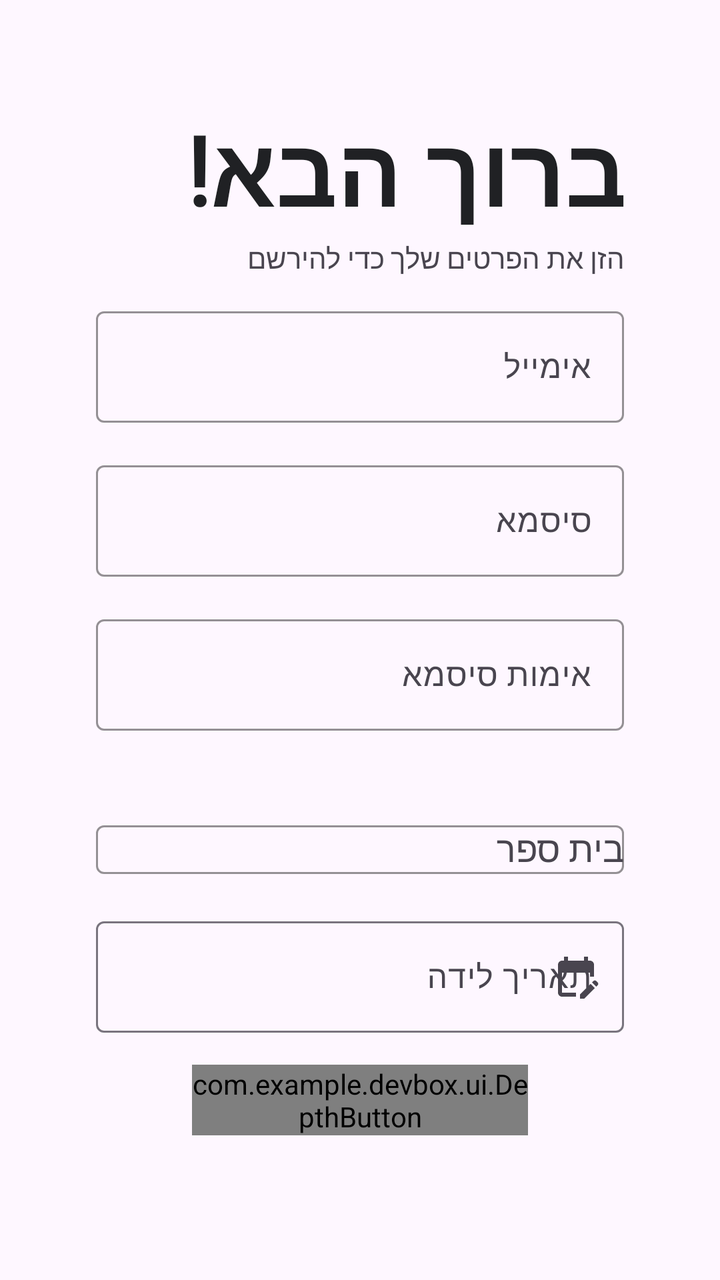
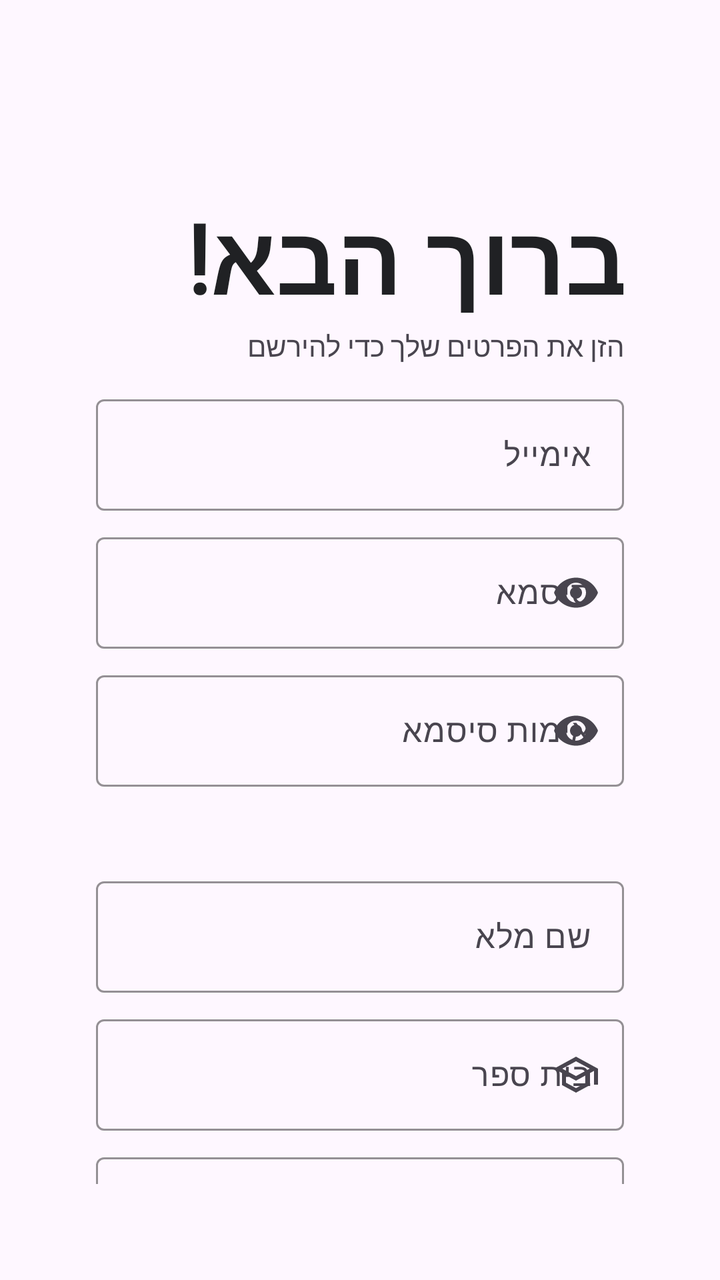

The first picture is an Android layout as it rendered before a commit; the second is the same layout after the commit. The layout source and the unified diff follow.
<!-- AndroidManifest.xml: application theme Theme.Devbox -->
<!-- res/layout/activity_register.xml -->
<?xml version="1.0" encoding="utf-8"?>
<androidx.constraintlayout.widget.ConstraintLayout xmlns:android="http://schemas.android.com/apk/res/android"
    xmlns:app="http://schemas.android.com/apk/res-auto"
    xmlns:tools="http://schemas.android.com/tools"
    android:id="@+id/main"
    android:layout_width="match_parent"
    android:layout_height="match_parent"
    android:padding="48dp"
    tools:context=".MainActivity">

    <TextView
        android:id="@+id/tvTitle"
        android:layout_width="0dp"
        android:layout_height="wrap_content"
        android:layout_marginTop="4dp"
        android:fontFamily="@font/reisinger_michal"
        android:gravity="start"
        android:text="ברוך הבא!"
        android:textSize="48sp"
        android:textStyle="bold"
        android:textAlignment="textStart"
        android:textColor="@color/gray_900"
        app:layout_constraintEnd_toEndOf="parent"
        app:layout_constraintStart_toStartOf="parent"
        app:layout_constraintTop_toTopOf="parent"
        />

    <TextView
        android:id="@+id/tvInfo"
        android:layout_width="0dp"
        android:layout_height="wrap_content"
        android:layout_marginTop="2dp"
        android:text="הזן את הפרטים שלך כדי להירשם"
        android:fontFamily="@font/google_sans"
        android:textAlignment="textStart"
        app:layout_constraintEnd_toEndOf="parent"
        app:layout_constraintStart_toStartOf="parent"
        app:layout_constraintTop_toBottomOf="@+id/tvTitle" />

    <com.google.android.material.textfield.TextInputLayout
        android:id="@+id/etEmail"
        android:layout_width="0dp"
        android:layout_height="wrap_content"
        android:layout_marginTop="12dp"
        android:minHeight="48dp"
        app:boxStrokeColor="@color/blue_500"
        app:layout_constraintEnd_toEndOf="parent"
        app:layout_constraintStart_toStartOf="parent"
        app:hintEnabled="true"
        android:hint="אימייל"
        app:hintTextColor="@color/gray_900"
        app:layout_constraintTop_toBottomOf="@+id/tvInfo">
        <com.google.android.material.textfield.TextInputEditText
            android:layout_width="match_parent"
            android:layout_height="wrap_content"
            />
    </com.google.android.material.textfield.TextInputLayout>

    <com.google.android.material.textfield.TextInputLayout
        android:id="@+id/etPassword"
        android:layout_width="0dp"
        android:layout_height="wrap_content"
        android:layout_marginTop="16dp"
        android:minHeight="48dp"
        app:boxStrokeColor="@color/blue_500"
        app:layout_constraintEnd_toEndOf="parent"
        app:layout_constraintStart_toStartOf="parent"
        app:hintEnabled="true"
        android:hint="סיסמא"
        app:hintTextColor="@color/gray_900"
        app:layout_constraintTop_toBottomOf="@+id/etEmail">
        <com.google.android.material.textfield.TextInputEditText
            android:layout_width="match_parent"
            android:layout_height="wrap_content"
            />
    </com.google.android.material.textfield.TextInputLayout>

    <com.google.android.material.textfield.TextInputLayout
        android:id="@+id/etPasswordVal"
        android:layout_width="0dp"
        android:layout_height="wrap_content"
        android:layout_marginTop="16dp"
        android:minHeight="48dp"
        app:boxStrokeColor="@color/blue_500"
        app:layout_constraintEnd_toEndOf="parent"
        app:layout_constraintStart_toStartOf="parent"
        app:hintEnabled="true"
        android:hint="אימות סיסמא"
        app:hintTextColor="@color/gray_900"
        app:layout_constraintTop_toBottomOf="@+id/etPassword">
        <com.google.android.material.textfield.TextInputEditText
            android:layout_width="match_parent"
            android:layout_height="wrap_content"
            />
    </com.google.android.material.textfield.TextInputLayout>
    <com.google.android.material.textfield.TextInputLayout
        android:id="@+id/etSchool"
        android:layout_width="0dp"
        android:layout_height="wrap_content"
        android:layout_marginTop="42dp"
        android:minHeight="48dp"
        app:boxStrokeColor="@color/blue_500"
        app:layout_constraintEnd_toEndOf="parent"
        app:layout_constraintStart_toStartOf="parent"
        app:hintEnabled="true"
        android:hint="בית ספר"

        app:hintTextColor="@color/gray_900"
        app:layout_constraintTop_toBottomOf="@+id/etPasswordVal">
        <com.google.android.material.textfield.MaterialAutoCompleteTextView
            android:layout_width="match_parent"
            android:layout_height="wrap_content"
            app:simpleItems="@array/tempSchools"/>
    </com.google.android.material.textfield.TextInputLayout>

    <com.google.android.material.textfield.TextInputLayout
        android:id="@+id/datePickerLayout"
        android:layout_width="match_parent"
        android:layout_height="wrap_content"
        android:hint="תאריך לידה"
        app:endIconDrawable="@drawable/ic_calendar_24"
        app:endIconMode="custom"
        app:layout_constraintEnd_toEndOf="parent"
        app:layout_constraintStart_toStartOf="parent"
        app:layout_constraintTop_toBottomOf="@+id/etSchool">

        <com.google.android.material.textfield.TextInputEditText
            android:id="@+id/etdatePicker"
            android:layout_width="match_parent"
            android:layout_height="wrap_content"
            android:clickable="true"
            android:cursorVisible="false"
            android:focusable="false" />

    </com.google.android.material.textfield.TextInputLayout>


    <com.example.devbox.ui.DepthButton
        android:id="@+id/btnSignup"
        android:layout_width="0dp"
        android:layout_height="wrap_content"
        android:layout_marginHorizontal="48dp"
        android:fontFamily="@font/google_sans"
        android:text="הירשם"
        android:textColor="@color/gray_900"
        android:textSize="18sp"
        android:textStyle="bold"
        app:db_cornerRadius="14dp"
        app:db_depth="6dp"
        app:db_faceColor="@color/white_1000"
        app:db_shadowColor="@color/blue_500"
        app:db_strokeColor="@color/blue_500"
        app:db_strokeWidth="2dp"
        android:layout_marginTop="16dp"
        app:layout_constraintEnd_toEndOf="parent"
        app:layout_constraintStart_toStartOf="parent"
        app:layout_constraintTop_toBottomOf="@+id/datePickerLayout" />

</androidx.constraintlayout.widget.ConstraintLayout>
<!-- resources referenced by this layout -->
<resources>
  <string-array name="tempSchools">
          <item>אורט חקלאי פרדס חנה</item>
          <item>אורט שחר פרדס חנה</item>
          <item>אורט יצחק נבון חדרה</item>
          <item>מבואות עירון</item>
      </string-array>
  <color name="blue_500">#5383EC</color>
  <color name="gray_900">#202124</color>
  <color name="white_1000">#FFFFFFFF</color>
  <!-- drawable ic_calendar_24 (drawable) -->
  <vector xmlns:android="http://schemas.android.com/apk/res/android" android:height="24dp" android:tint="#202124" android:viewportHeight="24" android:viewportWidth="24" android:width="24dp">
        
      <path android:fillColor="@android:color/white" android:pathData="M12,22H5c-1.11,0 -2,-0.9 -2,-2L3.01,6c0,-1.1 0.88,-2 1.99,-2h1V2h2v2h8V2h2v2h1c1.1,0 2,0.9 2,2v6h-2v-2H5v10h7V22zM22.13,16.99l0.71,-0.71c0.39,-0.39 0.39,-1.02 0,-1.41l-0.71,-0.71c-0.39,-0.39 -1.02,-0.39 -1.41,0l-0.71,0.71L22.13,16.99zM21.42,17.7l-5.3,5.3H14v-2.12l5.3,-5.3L21.42,17.7z"/>
      
  </vector>
  <style name="Theme.Devbox" parent="Base.Theme.Devbox" />
  <style name="Base.Theme.Devbox" parent="Theme.Material3.DayNight.NoActionBar">
          
          
      </style>
</resources>

<!-- the commit's change to res/layout/activity_register.xml (unified diff, before → after) -->
@@ -12,18 +12,17 @@
         android:id="@+id/tvTitle"
         android:layout_width="0dp"
         android:layout_height="wrap_content"
-        android:layout_marginTop="4dp"
+        android:layout_marginTop="48dp"
         android:fontFamily="@font/reisinger_michal"
         android:gravity="start"
         android:text="ברוך הבא!"
+        android:textAlignment="textStart"
+        android:textColor="@color/gray_900"
         android:textSize="48sp"
         android:textStyle="bold"
-        android:textAlignment="textStart"
-        android:textColor="@color/gray_900"
         app:layout_constraintEnd_toEndOf="parent"
         app:layout_constraintStart_toStartOf="parent"
-        app:layout_constraintTop_toTopOf="parent"
-        />
+        app:layout_constraintTop_toTopOf="parent" />
 
     <TextView
         android:id="@+id/tvInfo"
@@ -53,6 +52,7 @@
         <com.google.android.material.textfield.TextInputEditText
             android:layout_width="match_parent"
             android:layout_height="wrap_content"
+            android:inputType="textEmailAddress"
             />
     </com.google.android.material.textfield.TextInputLayout>
 
@@ -60,7 +60,7 @@
         android:id="@+id/etPassword"
         android:layout_width="0dp"
         android:layout_height="wrap_content"
-        android:layout_marginTop="16dp"
+        android:layout_marginTop="8dp"
         android:minHeight="48dp"
         app:boxStrokeColor="@color/blue_500"
         app:layout_constraintEnd_toEndOf="parent"
@@ -68,10 +68,12 @@
         app:hintEnabled="true"
         android:hint="סיסמא"
         app:hintTextColor="@color/gray_900"
+        app:endIconMode="password_toggle"
         app:layout_constraintTop_toBottomOf="@+id/etEmail">
         <com.google.android.material.textfield.TextInputEditText
             android:layout_width="match_parent"
             android:layout_height="wrap_content"
+            android:inputType="textPassword"
             />
     </com.google.android.material.textfield.TextInputLayout>
 
@@ -79,7 +81,7 @@
         android:id="@+id/etPasswordVal"
         android:layout_width="0dp"
         android:layout_height="wrap_content"
-        android:layout_marginTop="16dp"
+        android:layout_marginTop="8dp"
         android:minHeight="48dp"
         app:boxStrokeColor="@color/blue_500"
         app:layout_constraintEnd_toEndOf="parent"
@@ -87,14 +89,16 @@
         app:hintEnabled="true"
         android:hint="אימות סיסמא"
         app:hintTextColor="@color/gray_900"
+        app:endIconMode="password_toggle"
         app:layout_constraintTop_toBottomOf="@+id/etPassword">
         <com.google.android.material.textfield.TextInputEditText
             android:layout_width="match_parent"
             android:layout_height="wrap_content"
+            android:inputType="textPassword"
             />
     </com.google.android.material.textfield.TextInputLayout>
     <com.google.android.material.textfield.TextInputLayout
-        android:id="@+id/etSchool"
+        android:id="@+id/etFullname"
         android:layout_width="0dp"
         android:layout_height="wrap_content"
         android:layout_marginTop="42dp"
@@ -103,14 +107,34 @@
         app:layout_constraintEnd_toEndOf="parent"
         app:layout_constraintStart_toStartOf="parent"
         app:hintEnabled="true"
-        android:hint="בית ספר"
-
+        android:hint="שם מלא"
         app:hintTextColor="@color/gray_900"
         app:layout_constraintTop_toBottomOf="@+id/etPasswordVal">
-        <com.google.android.material.textfield.MaterialAutoCompleteTextView
+        <com.google.android.material.textfield.TextInputEditText
             android:layout_width="match_parent"
-            android:layout_height="wrap_content"
-            app:simpleItems="@array/tempSchools"/>
+            android:layout_height="match_parent"
+            android:inputType="textCapWords" />
+    </com.google.android.material.textfield.TextInputLayout>
+    <com.google.android.material.textfield.TextInputLayout
+        android:id="@+id/etSchool"
+        android:layout_width="0dp"
+        android:layout_height="wrap_content"
+        android:layout_marginTop="8dp"
+        android:minHeight="48dp"
+        app:boxStrokeColor="@color/blue_500"
+        app:layout_constraintEnd_toEndOf="parent"
+        app:layout_constraintStart_toStartOf="parent"
+        app:hintEnabled="true"
+        android:hint="בית ספר"
+        app:endIconDrawable="@drawable/ic_school"
+        app:endIconMode="custom"
+        app:hintTextColor="@color/gray_900"
+        app:layout_constraintTop_toBottomOf="@+id/etFullname">
+
+        <com.google.android.material.textfield.TextInputEditText
+            android:layout_width="match_parent"
+            android:layout_height="match_parent"
+            app:simpleItems="@array/tempSchools" />
     </com.google.android.material.textfield.TextInputLayout>
 
     <com.google.android.material.textfield.TextInputLayout
@@ -118,8 +142,10 @@
         android:layout_width="match_parent"
         android:layout_height="wrap_content"
         android:hint="תאריך לידה"
+        android:layout_marginTop="8dp"
         app:endIconDrawable="@drawable/ic_calendar_24"
         app:endIconMode="custom"
+        app:boxStrokeColor="@color/blue_500"
         app:layout_constraintEnd_toEndOf="parent"
         app:layout_constraintStart_toStartOf="parent"
         app:layout_constraintTop_toBottomOf="@+id/etSchool">
<!-- resource entries referenced after the edit -->
@@ -15,6 +15,16 @@
       <path android:fillColor="@android:color/white" android:pathData="M12,22H5c-1.11,0 -2,-0.9 -2,-2L3.01,6c0,-1.1 0.88,-2 1.99,-2h1V2h2v2h8V2h2v2h1c1.1,0 2,0.9 2,2v6h-2v-2H5v10h7V22zM22.13,16.99l0.71,-0.71c0.39,-0.39 0.39,-1.02 0,-1.41l-0.71,-0.71c-0.39,-0.39 -1.02,-0.39 -1.41,0l-0.71,0.71L22.13,16.99zM21.42,17.7l-5.3,5.3H14v-2.12l5.3,-5.3L21.42,17.7z"/>
       
   </vector>
+  <!-- drawable ic_school (drawable) -->
+  <vector xmlns:android="http://schemas.android.com/apk/res/android"
+      android:width="24dp"
+      android:height="24dp"
+      android:viewportWidth="24"
+      android:viewportHeight="24">
+    <path
+        android:pathData="M12,21L5,17.2v-6L1,9L12,3L23,9v8L21,17L21,10.1l-2,1.1v6L12,21ZM12,12.7L18.85,9L12,5.3L5.15,9L12,12.7ZM12,18.73l5,-2.7L17,12.25L12,15L7,12.25v3.77l5,2.7ZM12,12.7ZM12,14.95ZM12,14.95Z"
+        android:fillColor="#1f1f1f"/>
+  </vector>
   <style name="Theme.Devbox" parent="Base.Theme.Devbox" />
   <style name="Base.Theme.Devbox" parent="Theme.Material3.DayNight.NoActionBar">
           
